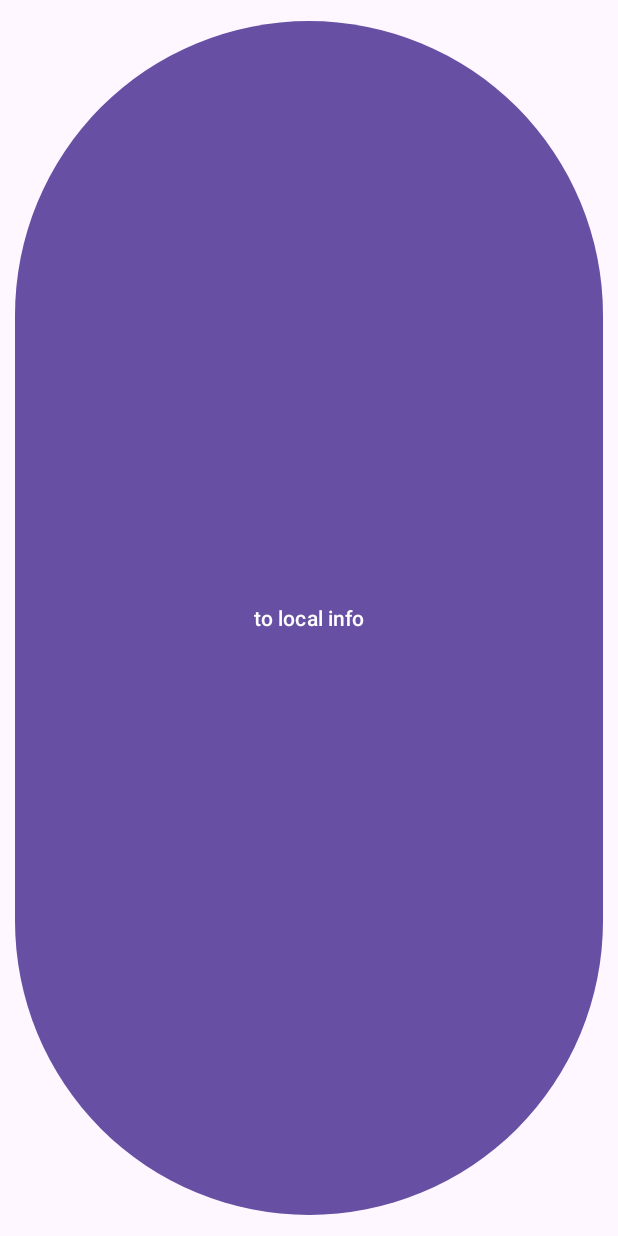
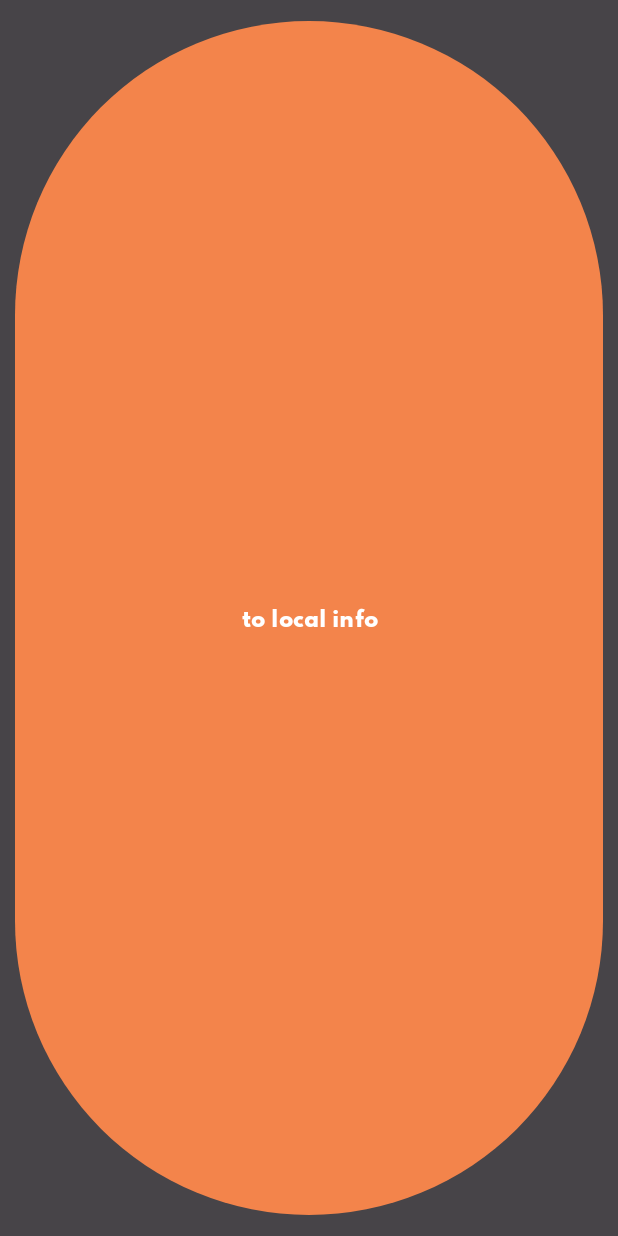
Before and after one commit to Kyle-Sang/SunsetPredictionApp, an Android app: the screen it shows after launch (MapActivity), on a phone screen of 412 x 824 dp. Run offline under Robolectric (Android 15) with nearby library versions, the light colour scheme and no system bars.

Commit message:
added theme

```diff
--- /dev/null
+++ b/SunsetPrediction/app/src/main/res/font/spartan.xml
@@ -0,0 +1,4 @@
+<?xml version="1.0" encoding="utf-8"?>
+<font-family xmlns:android="http://schemas.android.com/apk/res/android">
+    <font android:font="@font/spartan_extrabold" />
+</font-family>
--- a/SunsetPrediction/app/src/main/res/layout/activity_rating.xml
+++ b/SunsetPrediction/app/src/main/res/layout/activity_rating.xml
@@ -4,6 +4,7 @@
     android:layout_height="match_parent"
     android:layout_margin="10dp"
     android:gravity="center">
+
 
     <TextView
         android:id="@+id/prompt"
--- a/SunsetPrediction/app/src/main/res/values/colors.xml
+++ b/SunsetPrediction/app/src/main/res/values/colors.xml
@@ -2,4 +2,6 @@
 <resources>
     <color name="black">#FF000000</color>
     <color name="white">#FFFFFFFF</color>
+    <color name="bg_gray">#FF474448</color>
+    <color name="orange">#FFF3844B</color>
 </resources>
--- a/SunsetPrediction/app/src/main/res/values/themes.xml
+++ b/SunsetPrediction/app/src/main/res/values/themes.xml
@@ -1,8 +1,10 @@
 <resources xmlns:tools="http://schemas.android.com/tools">
     <!-- Base application theme. -->
     <style name="Base.Theme.SunsetPrediction" parent="Theme.Material3.DayNight.NoActionBar">
-        <!-- Customize your light theme here. -->
-        <!-- <item name="colorPrimary">@color/my_light_primary</item> -->
+        <item name="android:background">@color/bg_gray</item>
+        <item name="colorPrimary">@color/orange</item>
+        <item name="android:textColor">@color/white</item>
+        <item name="android:fontFamily">@font/spartan</item>
     </style>
 
     <style name="Theme.SunsetPrediction" parent="Base.Theme.SunsetPrediction" />
```
Also changed, not shown: SunsetPrediction/app/src/main/res/font/spartan_extrabold.ttf (added).
